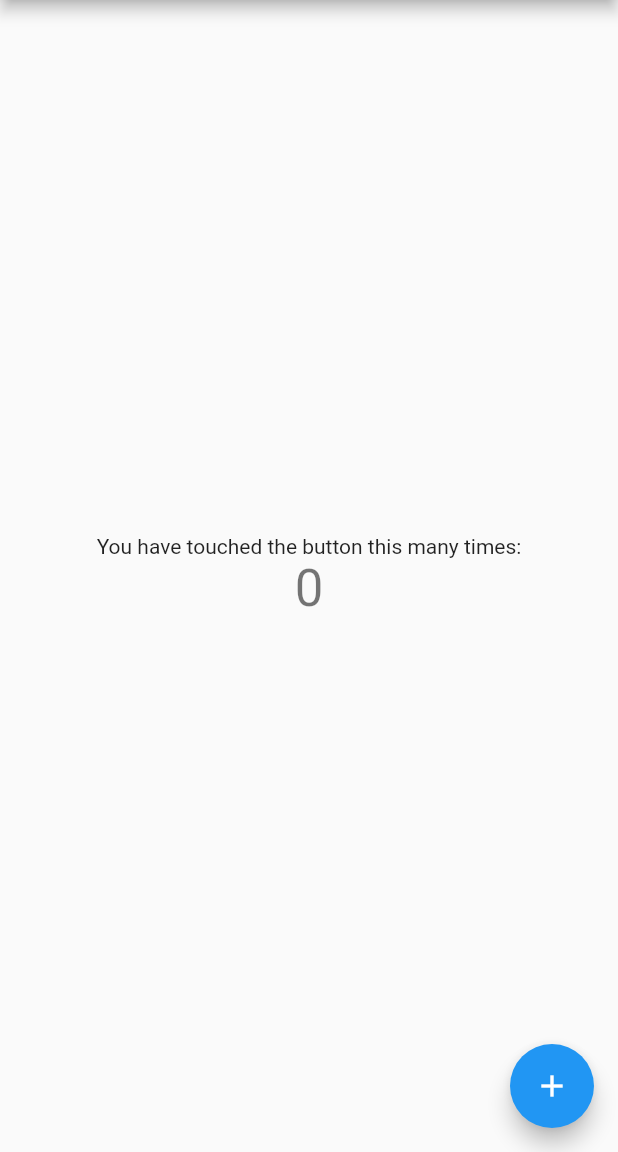
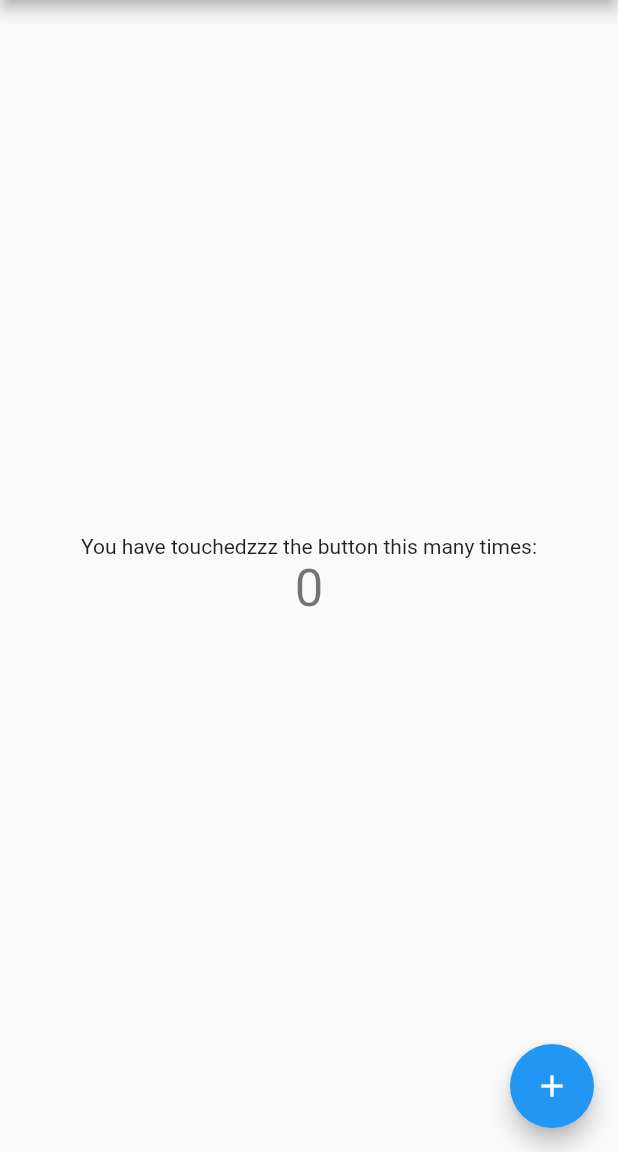
Before and after one commit to SolarMotion/FlutterTest1, a Flutter app: the screen it shows after launch, on a phone screen of 412 x 824 dp, the part 84-1236 px from its top. Run offline on Flutter 3.47's test engine with Material 2 defaults, Android fonts, the phone set to English and light mode, and no system bars.

Commit message:
test test test

```diff
--- a/lib/main.dart
+++ b/lib/main.dart
@@ -92,7 +92,7 @@ class _MyHomePageState extends State<MyHomePage> {
           mainAxisAlignment: MainAxisAlignment.center,
           children: <Widget>[
             Text(
-              'You have touched the button this many times:',
+              'You have touchedzzz the button this many times:',
             ),
             Text(
               '$_counter',
```
